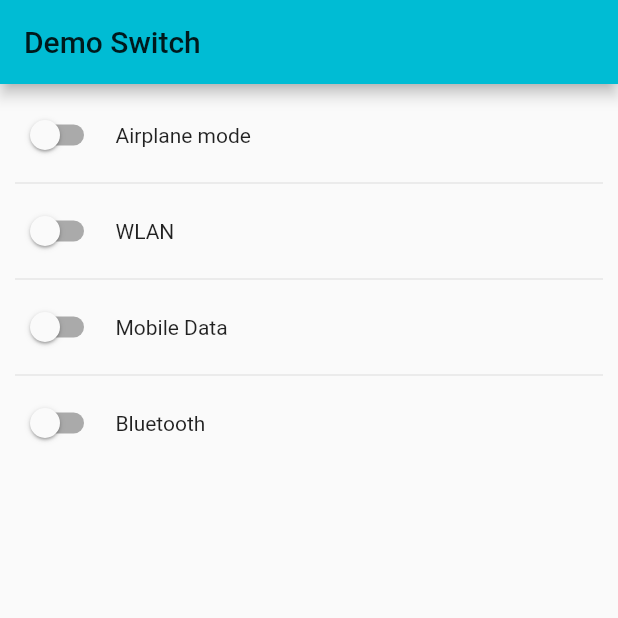
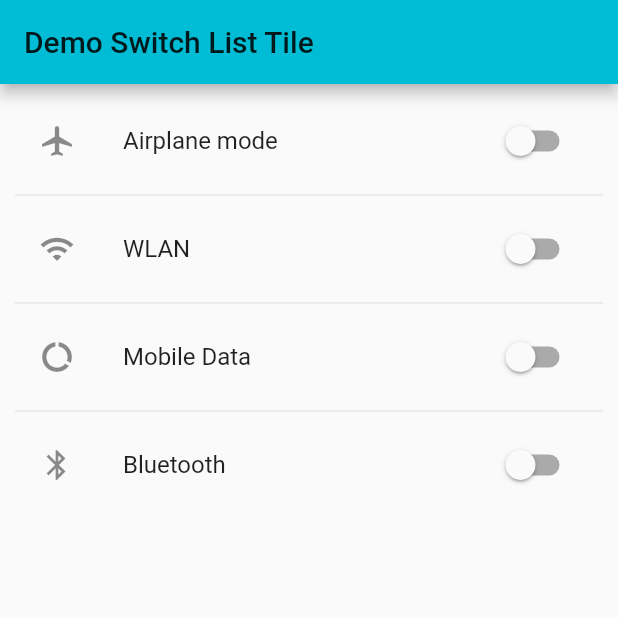
Before and after one commit to erikrios/switch_and_switch_list_tile, a Flutter app: the screen it shows after launch, on a phone screen of 412 x 824 dp, the top half of it. Run offline on Flutter 3.47's test engine with Material 2 defaults, Android fonts, the phone set to English and light mode, and no system bars.

Commit message:
Add the example code of switch list tile

```diff
--- a/lib/MyApp.dart
+++ b/lib/MyApp.dart
@@ -1,11 +1,13 @@
 import 'package:flutter/material.dart';
 import 'package:switch_and_switch_list_tile/SwitchHomePage.dart';
+import 'package:switch_and_switch_list_tile/SwitchListTileHomePage.dart';
+
 
 class MyApp extends StatelessWidget {
   @override
   Widget build(BuildContext context) => MaterialApp(
         title: 'Demo Flutter',
         theme: ThemeData(primarySwatch: Colors.cyan),
-        home: SwitchHomePage(),
+        home: SwitchListTileHomePage(),
       );
 }
--- a/lib/SwitchHomePage.dart
+++ b/lib/SwitchHomePage.dart
@@ -2,10 +2,10 @@ import 'package:flutter/material.dart';
 
 class SwitchHomePage extends StatefulWidget {
   @override
-  State<StatefulWidget> createState() => SwitchHomePageState();
+  State<StatefulWidget> createState() => _SwitchHomePageState();
 }
 
-class SwitchHomePageState extends State<SwitchHomePage> {
+class _SwitchHomePageState extends State<SwitchHomePage> {
   final List<String> settings = [
     'Airplane mode',
     'WLAN',
--- /dev/null
+++ b/lib/SwitchListTileHomePage.dart
@@ -0,0 +1,81 @@
+import 'package:flutter/material.dart';
+
+class SwitchListTileHomePage extends StatefulWidget {
+  @override
+  State<StatefulWidget> createState() => _SwitchListTileHomePageState();
+}
+
+class _SwitchListTileHomePageState extends State<SwitchListTileHomePage> {
+
+  final List<String> settings = ['Airplane mode', 'WLAN', 'Mobile Data', 'Bluetooth'];
+  List<bool> settingValues = [false, false, false, false];
+
+  void onSwitchOneChanged(bool value) {
+    setState(() {
+      this.settingValues[0] = value;
+    });
+    print(settingValues);
+  }
+
+  void onSwitchTwoChanged(bool value) {
+    setState(() {
+      this.settingValues[1] = value;
+    });
+    print(settingValues);
+  }
+
+  void onSwitchThreeChanged(bool value) {
+    setState(() {
+      this.settingValues[2] = value;
+    });
+    print(settingValues);
+  }
+
+  void onSwitchFourChange(bool value) {
+    setState(() {
+      this.settingValues[3] = value;
+    });
+    print(settingValues);
+  }
+
+  @override
+  Widget build(BuildContext context) => Scaffold(
+    appBar: AppBar(
+      title: Text('Demo Switch List Tile'),
+    ),
+    body: Container(
+      child: ListView(
+        padding: EdgeInsets.all(10.0),
+        children: <Widget>[
+          SwitchListTile(
+            value: this.settingValues[0],
+            onChanged: (bool value) { onSwitchOneChanged(value); },
+            title: Text(this.settings[0]),
+            secondary: Icon(Icons.airplanemode_active),
+          ),
+          Divider(),
+          SwitchListTile(
+            value: this.settingValues[1],
+            onChanged: (bool value) { onSwitchTwoChanged(value); },
+            title: Text(this.settings[1]),
+            secondary: Icon(Icons.wifi),
+          ),
+          Divider(),
+          SwitchListTile(
+            value: this.settingValues[2],
+            onChanged: (bool value) { onSwitchThreeChanged(value); },
+            title: Text(this.settings[2]),
+            secondary: Icon(Icons.data_usage),
+          ),
+          Divider(),
+          SwitchListTile(
+            value: this.settingValues[2],
+            onChanged: (bool value) { onSwitchFourChange(value); },
+            title: Text(this.settings[3]),
+            secondary: Icon(Icons.bluetooth),
+          )
+        ],
+      ),
+    ),
+  );
+}
```
